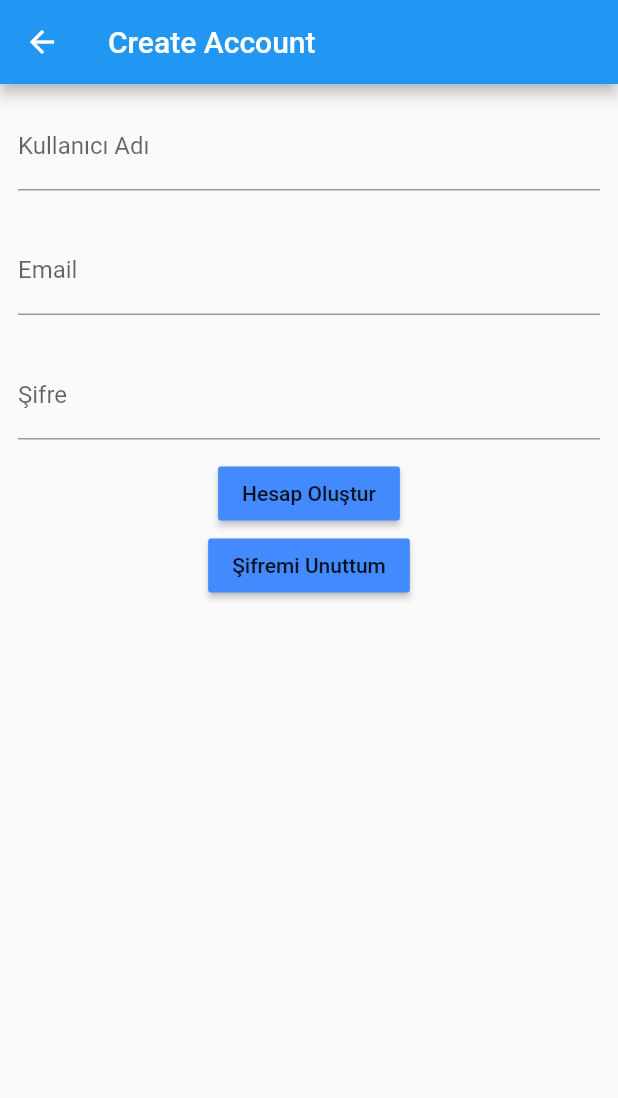
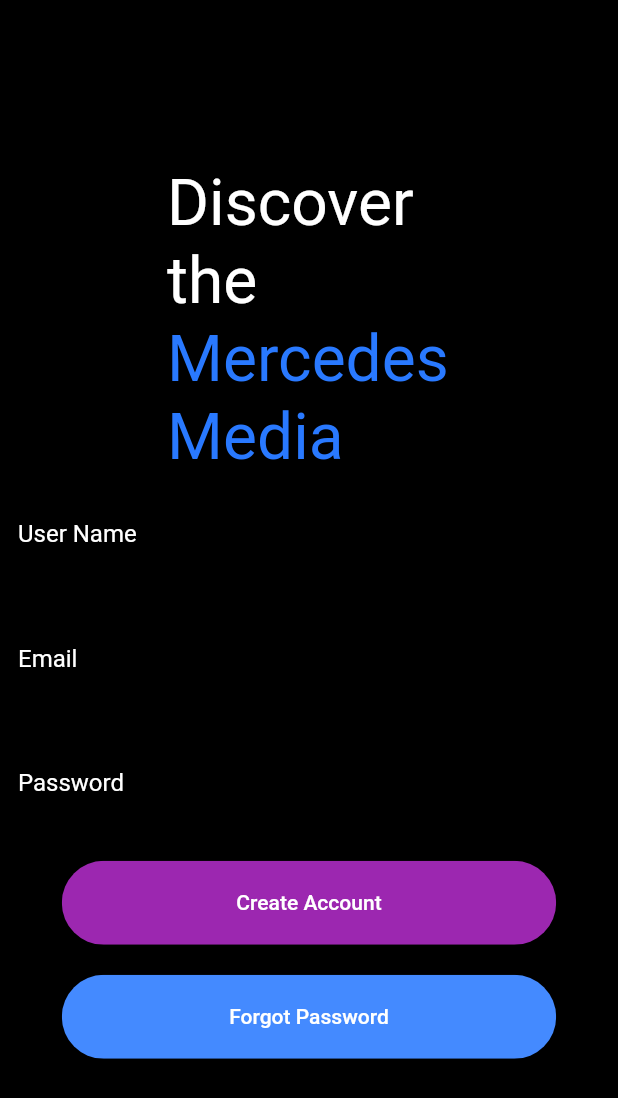
Before and after one commit to mucahitkosgen/mobillappmercedes, a Flutter app: the AccountIslemleri screen opened directly, on a phone screen of 412 x 824 dp. Shown: the top 1098 px of the screen. Run offline on Flutter 3.47's test engine with Material 2 defaults, Android fonts, the light colour scheme and no system bars; our stand-ins replace cloud_firestore, firebase_auth, firebase_core, firebase_storage, flutter_svg, image_picker and 1 more; missing offline and left inert: dart:html; accounts and stored records are empty.

Commit message:
Design login and register

```diff
--- a/lib/createAccount.dart
+++ b/lib/createAccount.dart
@@ -1,7 +1,11 @@
 import 'package:cloud_firestore/cloud_firestore.dart';
 import 'package:flutter/material.dart';
 import 'package:firebase_auth/firebase_auth.dart';
+import 'package:flutter_svg/svg.dart';
 import 'package:mobilappmercedes/createAccount.dart';
+import 'package:mobilappmercedes/login.dart';
+
+import 'components/rounded_button.dart';
 
 FirebaseAuth _auth = FirebaseAuth.instance;
 
@@ -44,60 +48,77 @@
 
   @override
   Widget build(BuildContext context) {
+    Size size = MediaQuery.of(context).size;
     return Scaffold(
-      appBar: AppBar(
-        title: Text("Create Account"),
-      ),
+      backgroundColor: Colors.black,
       body: Center(
         child: Column(
+          mainAxisAlignment: MainAxisAlignment.center,
           children: [
+            SizedBox(
+              height: size.height * 0.0010,
+            ),
+            SvgPicture.asset(
+              "assets/icons/Discover theMercedesMedia.svg",
+              height: size.height * 0.25,
+            ),
             Padding(
               padding: const EdgeInsets.all(12.0),
               child: TextFormField(
+                style: const TextStyle(color: Colors.white),
                 onChanged: (String kullaniciAdiTutucu) {
                   kullaniciAdiAl(kullaniciAdiTutucu);
                 },
-                decoration: InputDecoration(
-                    labelText: "Kullanıcı Adı",
+                decoration: const InputDecoration(
+                    labelText: "User Name",
+                    labelStyle: TextStyle(
+                      color: Colors.white,
+                    ),
                     focusedBorder: OutlineInputBorder(
-                        borderSide:
-                            BorderSide(color: Colors.black54, width: 2))),
+                        borderSide: BorderSide(color: Colors.white, width: 2))),
               ),
             ),
             Padding(
               padding: const EdgeInsets.all(12.0),
               child: TextFormField(
+                style: const TextStyle(color: Colors.white),
                 onChanged: (String emailTutucu) {
                   emailAl(emailTutucu);
                 },
                 decoration: InputDecoration(
                     labelText: "Email",
+                    labelStyle: TextStyle(
+                      color: Colors.white,
+                    ),
                     focusedBorder: OutlineInputBorder(
-                        borderSide:
-                            BorderSide(color: Colors.black54, width: 2))),
+                        borderSide: BorderSide(color: Colors.white, width: 2))),
               ),
             ),
             Padding(
               padding: const EdgeInsets.all(12.0),
               child: TextFormField(
+                style: const TextStyle(color: Colors.white),
                 onChanged: (String passwordTutucu) {
                   passwordAl(passwordTutucu);
                 },
                 obscureText: true,
                 decoration: InputDecoration(
-                  labelText: "Şifre",
+                  labelStyle: TextStyle(
+                    color: Colors.white,
+                  ),
+                  labelText: "Password",
                 ),
               ),
             ),
-            RaisedButton(
-              child: Text("Hesap Oluştur"),
+            RoundedButton(
+              text: "Create Account",
+              color: Colors.purple,
+              press: _emailSifreKullaniciolustur,
+            ),
+            RoundedButton(
+              text: "Forgot Password",
               color: Colors.blueAccent,
-              onPressed: _emailSifreKullaniciolustur,
-            ),
-            RaisedButton(
-              child: Text("Şifremi Unuttum"),
-              color: Colors.blueAccent,
-              onPressed: _resetPassword,
+              press: _resetPassword,
             ),
           ],
         ),
@@ -136,6 +157,9 @@
       debugPrint("*******HATA VAR***");
       debugPrint(e.toString());
     }
+
+    Navigator.push(
+        context, MaterialPageRoute(builder: (context) => LoginIslemleri()));
   }
 
   void _resetPassword() async {
```
Also changed, not shown: lib/login.dart (+34 -15 lines).
